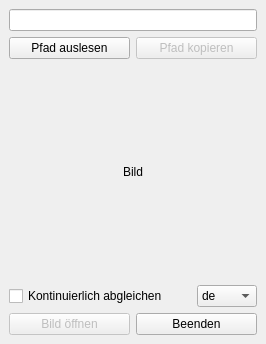
Above: mainwindow.ui from Alsweider/WasfurnBild before the change. Below: the same form after it.
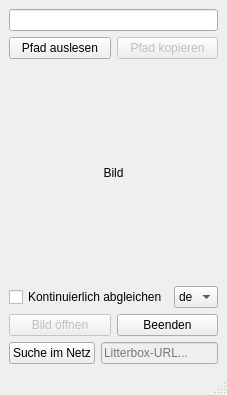
That is the form after the change. Icons and pictures are not drawn.

What changed in the file:
```diff
--- a/mainwindow.ui
+++ b/mainwindow.ui
@@ -6,8 +6,8 @@
    <rect>
     <x>0</x>
     <y>0</y>
-    <width>266</width>
-    <height>344</height>
+    <width>223</width>
+    <height>395</height>
    </rect>
   </property>
   <property name="windowTitle">
@@ -15,16 +15,34 @@
   </property>
   <widget class="QWidget" name="centralwidget">
    <layout class="QGridLayout" name="gridLayout">
-    <item row="0" column="0">
-     <layout class="QVBoxLayout" name="verticalLayout">
+    <item row="5" column="0">
+     <layout class="QHBoxLayout" name="horizontalLayout_5">
       <item>
-       <layout class="QHBoxLayout" name="horizontalLayout_3">
+       <widget class="QPushButton" name="pushButtonSuchmaschine">
+        <property name="toolTip">
+         <string>&lt;html&gt;&lt;head/&gt;&lt;body&gt;&lt;p&gt;Lädt das Bild via cURL temporär auf litterbox.catbox.moe hoch, um eine Bildersuche über tineye.com durchzuführen. Nach 1 Stunde wird das Bild von Litterbox wieder gelöscht.&lt;/p&gt;&lt;/body&gt;&lt;/html&gt;</string>
+        </property>
+        <property name="text">
+         <string>Suche im Netz</string>
+        </property>
+       </widget>
+      </item>
         <item>
-         <widget class="QLineEdit" name="lineEdit"/>
+       <widget class="QLineEdit" name="lineEditLitterboxURL">
+        <property name="enabled">
+         <bool>false</bool>
+        </property>
+        <property name="toolTip">
+         <string>URL zum hochgeladenen Bild (1 Stunde verfügbar)</string>
+        </property>
+        <property name="placeholderText">
+         <string>Litterbox-URL...</string>
+        </property>
+       </widget>
         </item>
        </layout>
       </item>
-      <item>
+    <item row="1" column="0">
        <layout class="QHBoxLayout" name="horizontalLayout">
         <item>
          <widget class="QPushButton" name="pushButton">
@@ -51,7 +69,14 @@
         </item>
        </layout>
       </item>
+    <item row="0" column="0">
+     <layout class="QHBoxLayout" name="horizontalLayout_3">
       <item>
+       <widget class="QLineEdit" name="lineEdit"/>
+      </item>
+     </layout>
+    </item>
+    <item row="2" column="0">
        <widget class="QPushButton" name="pushButton_5">
         <property name="sizePolicy">
          <sizepolicy hsizetype="Minimum" vsizetype="Minimum">
@@ -79,7 +104,34 @@
         </property>
        </widget>
       </item>
+    <item row="4" column="0">
+     <layout class="QHBoxLayout" name="horizontalLayout_2">
       <item>
+       <widget class="QPushButton" name="pushButton_3">
+        <property name="enabled">
+         <bool>false</bool>
+        </property>
+        <property name="toolTip">
+         <string>Öffnet das Bild im System-Bildbetrachter.</string>
+        </property>
+        <property name="text">
+         <string>Bild öffnen</string>
+        </property>
+       </widget>
+      </item>
+      <item>
+       <widget class="QPushButton" name="pushButton_4">
+        <property name="toolTip">
+         <string>Schließt das Programm.</string>
+        </property>
+        <property name="text">
+         <string>Beenden</string>
+        </property>
+       </widget>
+      </item>
+     </layout>
+    </item>
+    <item row="3" column="0">
        <layout class="QHBoxLayout" name="horizontalLayout_4">
         <item>
          <widget class="QCheckBox" name="checkBox">
@@ -136,37 +188,9 @@
         </item>
        </layout>
       </item>
-      <item>
-       <layout class="QHBoxLayout" name="horizontalLayout_2">
-        <item>
-         <widget class="QPushButton" name="pushButton_3">
-          <property name="enabled">
-           <bool>false</bool>
-          </property>
-          <property name="toolTip">
-           <string>Öffnet das Bild im System-Bildbetrachter.</string>
-          </property>
-          <property name="text">
-           <string>Bild öffnen</string>
-          </property>
-         </widget>
-        </item>
-        <item>
-         <widget class="QPushButton" name="pushButton_4">
-          <property name="toolTip">
-           <string>Schließt das Programm.</string>
-          </property>
-          <property name="text">
-           <string>Beenden</string>
-          </property>
-         </widget>
-        </item>
-       </layout>
-      </item>
-     </layout>
-    </item>
-   </layout>
+   </layout>
   </widget>
+  <widget class="QStatusBar" name="statusBar"/>
  </widget>
  <resources>
   <include location="bilder.qrc"/>
```
Left out of the diff: 3 changed lines with no effect on the pictures. Lines whose indentation alone changed are shown as unchanged.
